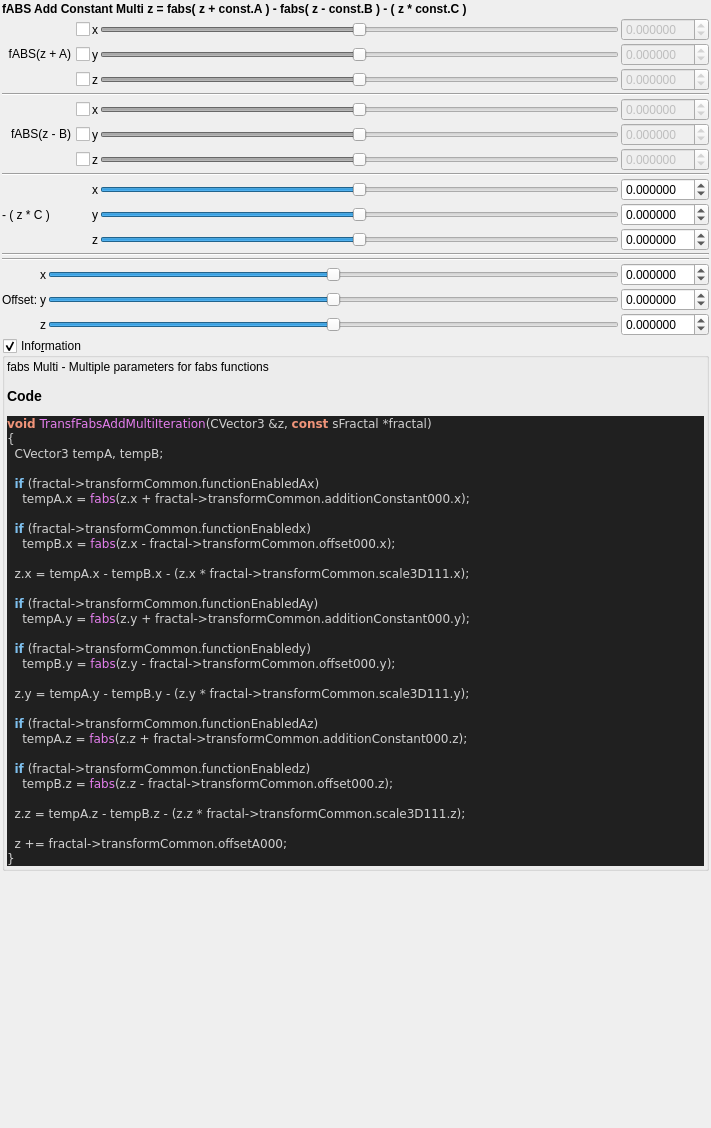
This is mandelbulber2/formula/ui/fractal_transf_fabs_add_multi.ui in buddhi1980/mandelbulber2 as Qt 5 draws it before an edit. The edited form follows.
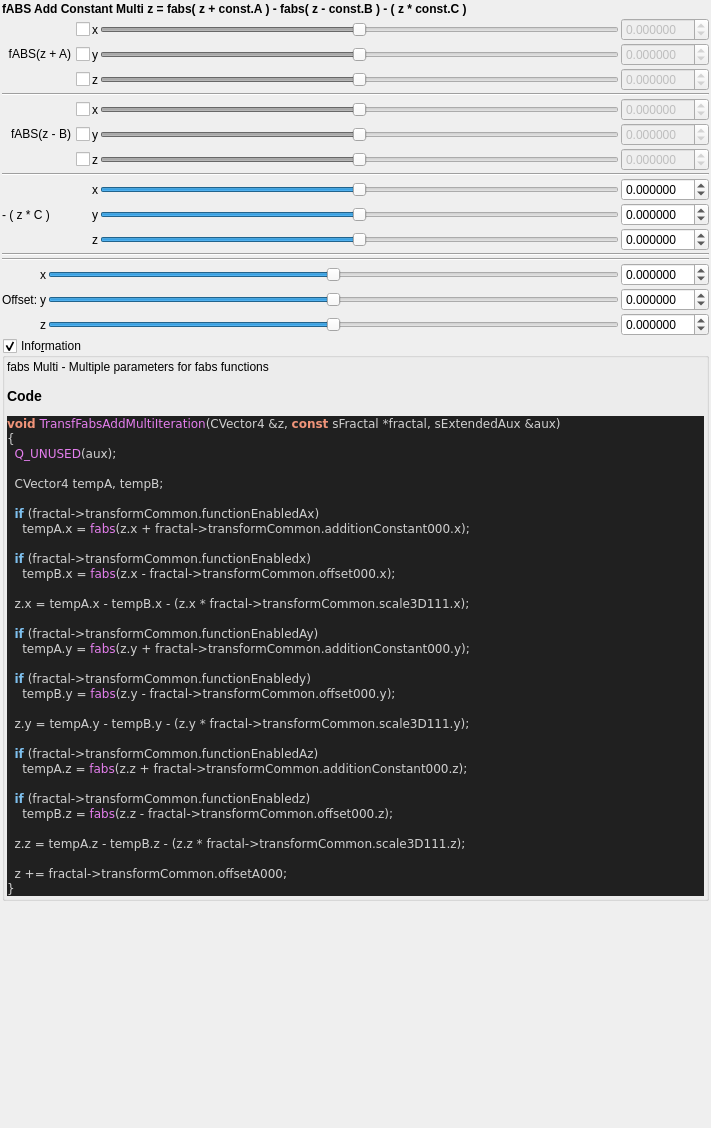
This is the edited form. Custom widgets are drawn as their Qt base class.

The edit to the form file:
```diff
--- a/mandelbulber2/formula/ui/fractal_transf_fabs_add_multi.ui
+++ b/mandelbulber2/formula/ui/fractal_transf_fabs_add_multi.ui
@@ -864,9 +864,11 @@
 &lt;/table&gt;
 &lt;h3&gt;Code&lt;/h3&gt;
 &lt;body style=&quot;background-color:#202020&quot;&gt;
-&lt;pre style=&quot;color:#d0d0d0; background-color:#202020;  font-family:'Courier New',monospace;&quot;&gt;&lt;span style=&quot;color:#f09479; font-weight:bold&quot;&gt;void&lt;/span&gt; &lt;span style=&quot;color:#e47eed&quot;&gt;TransfFabsAddMultiIteration&lt;/span&gt;&lt;span style=&quot;color:#d0d0d0&quot;&gt;(&lt;/span&gt;CVector3 &lt;span style=&quot;color:#d0d0d0&quot;&gt;&amp;amp;&lt;/span&gt;z&lt;span style=&quot;color:#d0d0d0&quot;&gt;,&lt;/span&gt; &lt;span style=&quot;color:#f09479; font-weight:bold&quot;&gt;const&lt;/span&gt; sFractal &lt;span style=&quot;color:#d0d0d0&quot;&gt;*&lt;/span&gt;fractal&lt;span style=&quot;color:#d0d0d0&quot;&gt;)&lt;/span&gt;
+&lt;pre style=&quot;color:#d0d0d0; background-color:#202020;  font-family:'Courier New',monospace;&quot;&gt;&lt;span style=&quot;color:#f09479; font-weight:bold&quot;&gt;void&lt;/span&gt; &lt;span style=&quot;color:#e47eed&quot;&gt;TransfFabsAddMultiIteration&lt;/span&gt;&lt;span style=&quot;color:#d0d0d0&quot;&gt;(&lt;/span&gt;CVector4 &lt;span style=&quot;color:#d0d0d0&quot;&gt;&amp;amp;&lt;/span&gt;z&lt;span style=&quot;color:#d0d0d0&quot;&gt;,&lt;/span&gt; &lt;span style=&quot;color:#f09479; font-weight:bold&quot;&gt;const&lt;/span&gt; sFractal &lt;span style=&quot;color:#d0d0d0&quot;&gt;*&lt;/span&gt;fractal&lt;span style=&quot;color:#d0d0d0&quot;&gt;,&lt;/span&gt; sExtendedAux &lt;span style=&quot;color:#d0d0d0&quot;&gt;&amp;amp;&lt;/span&gt;aux&lt;span style=&quot;color:#d0d0d0&quot;&gt;)&lt;/span&gt;
 &lt;span style=&quot;color:#d0d0d0&quot;&gt;{&lt;/span&gt;
-  CVector3 tempA&lt;span style=&quot;color:#d0d0d0&quot;&gt;,&lt;/span&gt; tempB&lt;span style=&quot;color:#d0d0d0&quot;&gt;;&lt;/span&gt;
+  &lt;span style=&quot;color:#e47eed&quot;&gt;Q_UNUSED&lt;/span&gt;&lt;span style=&quot;color:#d0d0d0&quot;&gt;(&lt;/span&gt;aux&lt;span style=&quot;color:#d0d0d0&quot;&gt;);&lt;/span&gt;
+
+  CVector4 tempA&lt;span style=&quot;color:#d0d0d0&quot;&gt;,&lt;/span&gt; tempB&lt;span style=&quot;color:#d0d0d0&quot;&gt;;&lt;/span&gt;
 
   &lt;span style=&quot;color:#7ec0ee; font-weight:bold&quot;&gt;if&lt;/span&gt; &lt;span style=&quot;color:#d0d0d0&quot;&gt;(&lt;/span&gt;fractal&lt;span style=&quot;color:#d0d0d0&quot;&gt;-&amp;gt;&lt;/span&gt;transformCommon&lt;span style=&quot;color:#d0d0d0&quot;&gt;.&lt;/span&gt;functionEnabledAx&lt;span style=&quot;color:#d0d0d0&quot;&gt;)&lt;/span&gt;
     tempA&lt;span style=&quot;color:#d0d0d0&quot;&gt;.&lt;/span&gt;x &lt;span style=&quot;color:#d0d0d0&quot;&gt;=&lt;/span&gt; &lt;span style=&quot;color:#e47eed&quot;&gt;fabs&lt;/span&gt;&lt;span style=&quot;color:#d0d0d0&quot;&gt;(&lt;/span&gt;z&lt;span style=&quot;color:#d0d0d0&quot;&gt;.&lt;/span&gt;x &lt;span style=&quot;color:#d0d0d0&quot;&gt;+&lt;/span&gt; fractal&lt;span style=&quot;color:#d0d0d0&quot;&gt;-&amp;gt;&lt;/span&gt;transformCommon&lt;span style=&quot;color:#d0d0d0&quot;&gt;.&lt;/span&gt;additionConstant000&lt;span style=&quot;color:#d0d0d0&quot;&gt;.&lt;/span&gt;x&lt;span style=&quot;color:#d0d0d0&quot;&gt;);&lt;/span&gt;
```
